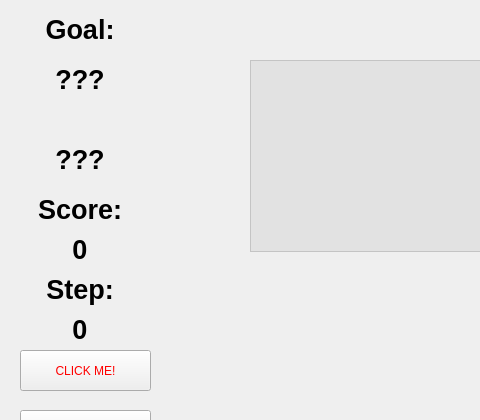
F74036344/candyCrush, file gamewindow.ui: the form before one commit; both pictures show x 0 to 480 and y 0 to 420 of the 800 by 600 pixel window.
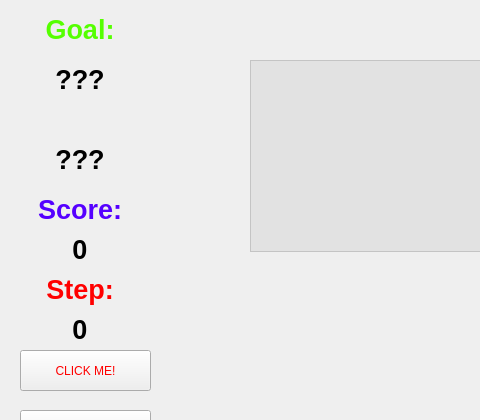
The form after the commit. Icons and pictures are not drawn.

```diff
--- a/gamewindow.ui
+++ b/gamewindow.ui
@@ -74,7 +74,7 @@
     </font>
    </property>
    <property name="text">
-    <string>&lt;html&gt;&lt;head/&gt;&lt;body&gt;&lt;p align=&quot;center&quot;&gt;Score:&lt;/p&gt;&lt;/body&gt;&lt;/html&gt;</string>
+    <string>&lt;html&gt;&lt;head/&gt;&lt;body&gt;&lt;p align=&quot;center&quot;&gt;&lt;span style=&quot; color:#5500ff;&quot;&gt;Score:&lt;/span&gt;&lt;/p&gt;&lt;/body&gt;&lt;/html&gt;</string>
    </property>
   </widget>
   <widget class="QLabel" name="label_scoreValue">
@@ -116,7 +116,7 @@
     </font>
    </property>
    <property name="text">
-    <string>&lt;html&gt;&lt;head/&gt;&lt;body&gt;&lt;p align=&quot;center&quot;&gt;Goal:&lt;/p&gt;&lt;/body&gt;&lt;/html&gt;</string>
+    <string>&lt;html&gt;&lt;head/&gt;&lt;body&gt;&lt;p align=&quot;center&quot;&gt;&lt;span style=&quot; color:#55ff00;&quot;&gt;Goal:&lt;/span&gt;&lt;/p&gt;&lt;/body&gt;&lt;/html&gt;</string>
    </property>
   </widget>
   <widget class="QLabel" name="label_goalValue">
@@ -158,7 +158,7 @@
     </font>
    </property>
    <property name="text">
-    <string>&lt;html&gt;&lt;head/&gt;&lt;body&gt;&lt;p align=&quot;center&quot;&gt;Step:&lt;/p&gt;&lt;/body&gt;&lt;/html&gt;</string>
+    <string>&lt;html&gt;&lt;head/&gt;&lt;body&gt;&lt;p align=&quot;center&quot;&gt;&lt;span style=&quot; color:#ff0000;&quot;&gt;Step:&lt;/span&gt;&lt;/p&gt;&lt;/body&gt;&lt;/html&gt;</string>
    </property>
   </widget>
   <widget class="QLabel" name="label_stepValue">
```
